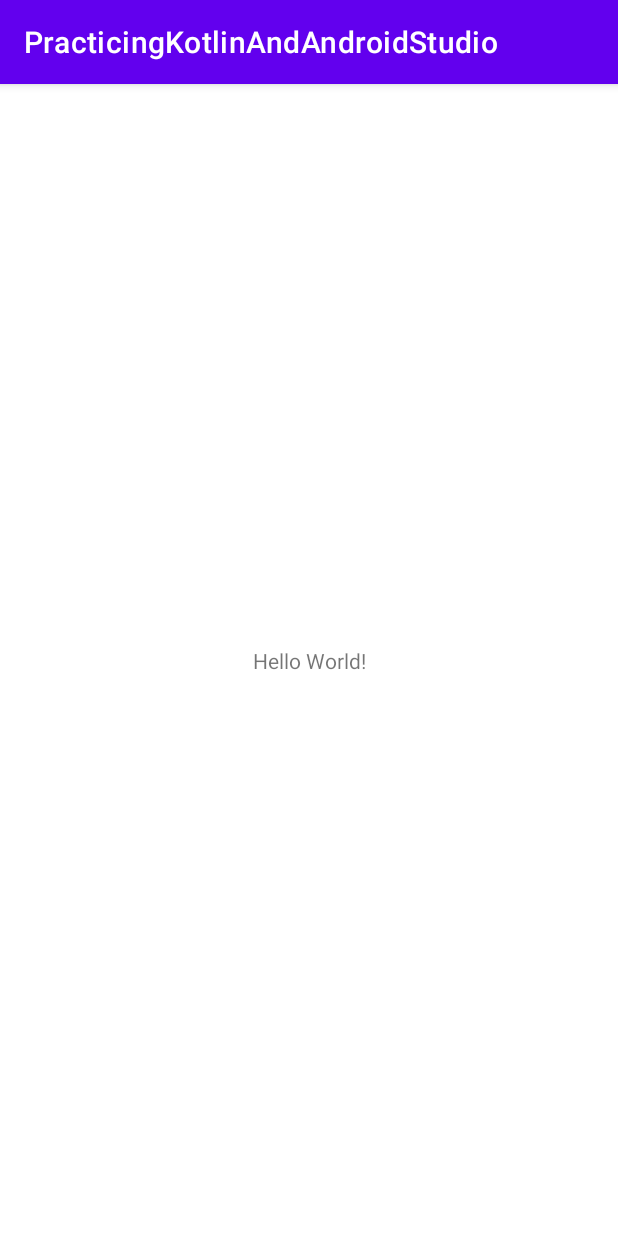
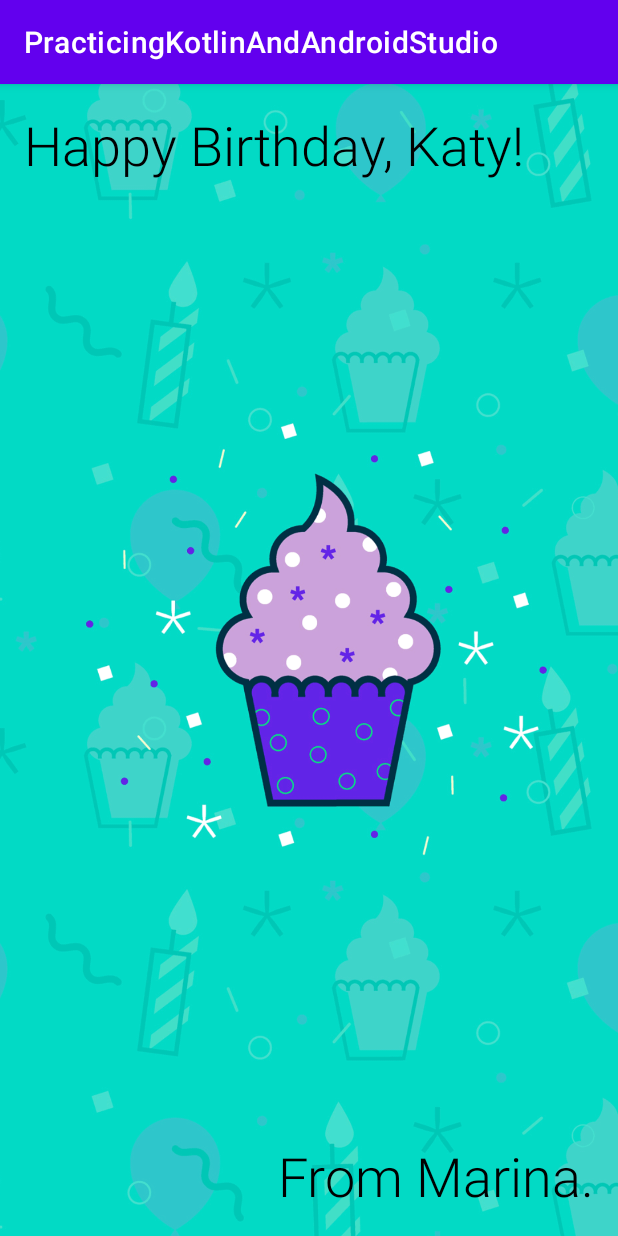
Before and after one commit to MarinaShnyakina/PracticingKotlinAndAndroidStudio, an Android app: the screen it shows after launch (MainActivity), on a phone screen of 412 x 824 dp. Run offline under Robolectric (Android 15) with nearby library versions, the phone set to English and light mode, and no system bars.

Commit message:
Learn ViewGroups and Resource Manager

```diff
--- a/app/src/main/res/layout/activity_main.xml
+++ b/app/src/main/res/layout/activity_main.xml
@@ -6,13 +6,43 @@
     android:layout_height="match_parent"
     tools:context=".MainActivity">
 
-    <TextView
-        android:layout_width="wrap_content"
-        android:layout_height="wrap_content"
-        android:text="Hello World!"
+    <ImageView
+        android:id="@+id/imageViewCake"
+        android:layout_width="0dp"
+        android:layout_height="0dp"
+        android:scaleType="centerCrop"
+        android:importantForAccessibility="no"
         app:layout_constraintBottom_toBottomOf="parent"
         app:layout_constraintEnd_toEndOf="parent"
         app:layout_constraintStart_toStartOf="parent"
+        app:layout_constraintTop_toTopOf="parent"
+        app:srcCompat="@drawable/androidparty" />
+
+    <TextView
+        android:id="@+id/textViewHappy"
+        android:layout_width="wrap_content"
+        android:layout_height="wrap_content"
+        android:layout_marginStart="16dp"
+        android:layout_marginTop="16dp"
+        android:text="@string/happy_birthday"
+        android:textSize="36sp"
+        android:textColor="@color/black"
+        android:fontFamily="sans-serif-light"
+        app:layout_constraintStart_toStartOf="parent"
         app:layout_constraintTop_toTopOf="parent" />
 
+    <TextView
+        android:id="@+id/textViewFrom"
+        android:layout_width="wrap_content"
+        android:layout_height="wrap_content"
+        android:layout_marginEnd="16dp"
+        android:layout_marginBottom="16dp"
+        android:text="@string/from"
+        android:textSize="36sp"
+        android:textColor="@color/black"
+        android:fontFamily="sans-serif-light"
+        app:layout_constraintBottom_toBottomOf="parent"
+        app:layout_constraintEnd_toEndOf="parent" />
+
+
 </androidx.constraintlayout.widget.ConstraintLayout>
--- a/app/src/main/res/values/strings.xml
+++ b/app/src/main/res/values/strings.xml
@@ -1,3 +1,5 @@
 <resources>
     <string name="app_name">PracticingKotlinAndAndroidStudio</string>
+    <string name="happy_birthday">Happy Birthday, Katy!</string>
+    <string name="from">From Marina.</string>
 </resources>
```
Also changed, not shown: app/src/main/res/drawable/androidparty.png (added).
